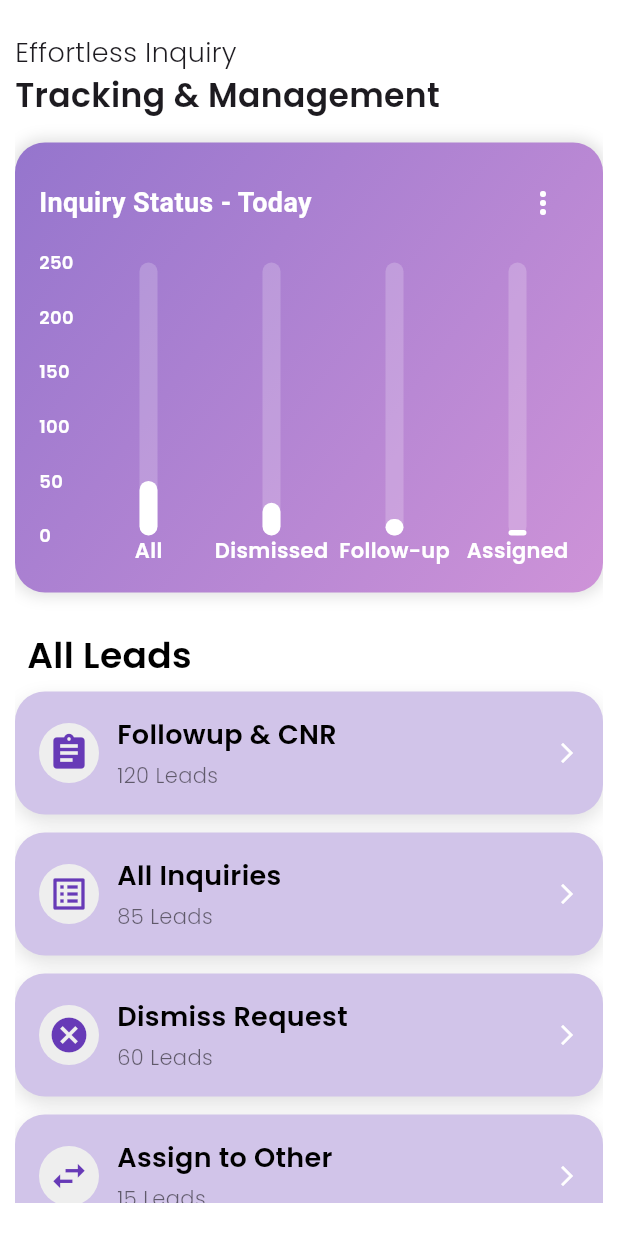
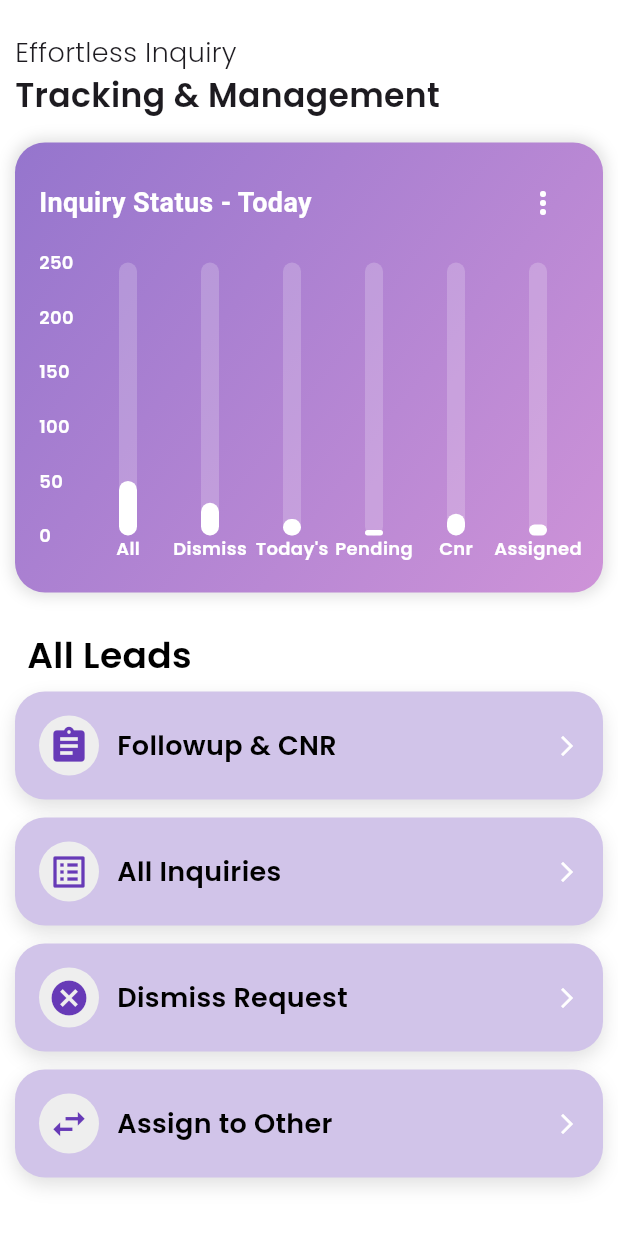
Before and after one commit to meet-shiyaniya/staff_lead_mgt, a Flutter app: the screen it shows after launch, on a phone screen of 412 x 824 dp. Run offline on Flutter 3.47's test engine with Material 3 defaults, Android fonts, the phone set to English and light mode, and no system bars; drawn by our look-alikes of auto_size_text, fl_chart; our stand-ins replace animate_do, dotted_border, dropdown_button2, emoji_picker_flutter, flutter_animate, flutter_chat_types and 11 more; missing offline and left inert: switcher_button.

Commit message:
inquiry management module added

```diff
--- a/lib/Inquiry_Management/test.dart
+++ b/lib/Inquiry_Management/test.dart
@@ -18,13 +18,13 @@ class _TestScreenState extends State<TestScreen> {
   int _selectedPeriod = 0;  // 0 - Today, 1 - Last 7 Days, 2 - Last Month, 3 - Yearly
   final GlobalKey _iconKey = GlobalKey();
   final List<List<double>> inquiryValuesByPeriod = [
-    [50, 30, 15, 5],  // Today
-    [220, 100, 80, 40], // Last 7 Days
-    [500, 200, 150, 100], // Last Month
-    [2000, 800, 600, 400], // Yearly
+    [50, 30, 15, 5,20,10],  // Today
+    [220, 100, 80, 40,10,20], // Last 7 Days
+    [500, 200, 150, 100,40,30], // Last Month
+    [2000, 800, 600, 400,200,30], // Yearly
   ];
 
-  final List<String> labels = ["All", "Dismissed", "Follow-up", "Assigned"];
+  final List<String> labels = ["All", "Dismiss", "Today's","Pending","Cnr", "Assigned"];
   // int _selectedPeriod = 0; // 0 - Today, 1 - Last 7 Days, 2 - Last Month, 3 - Yearly
   // final GlobalKey _iconKey = GlobalKey();
   //
@@ -162,6 +162,7 @@ class _TestScreenState extends State<TestScreen> {
                                             labels[value.toInt()],
                                             style: TextStyle(
                                               color: Colors.white,
+                                              fontSize: 12,
                                               fontFamily: "poppins_thin",
                                             ),
                                           );
@@ -238,26 +239,21 @@ class _TestScreenState extends State<TestScreen> {
                         CategoryCard(
                           icon: Icons.assignment,
                           title: 'Followup & CNR',
-                          amount: '120',
-                          isActive: true,
                         ),
                         SizedBox(height: 12),
                         CategoryCard(
                           icon: Icons.list_alt,
-                          title: 'All Inquiries',
-                          amount: '85',
+                          title: 'All Inquiries'
                         ),
                         SizedBox(height: 12),
                         CategoryCard(
                           icon: Icons.cancel,
                           title: 'Dismiss Request',
-                          amount: '60',
                         ),
                         SizedBox(height: 12),
                         CategoryCard(
                           icon: Icons.swap_horiz,
-                          title: 'Assign to Other',
-                          amount: '15',
+                          title: 'Assign to Other'
                         ),
                       ],
                     ),
@@ -445,15 +441,11 @@ class _TestScreenState extends State<TestScreen> {
 class CategoryCard extends StatelessWidget {
   final IconData icon;
   final String title;
-  final String amount;
-  final bool isActive;
 
   const CategoryCard({
     Key? key,
     required this.icon,
-    required this.title,
-    required this.amount,
-    this.isActive = false,
+    required this.title
   }) : super(key: key);
 
   @override
@@ -498,15 +490,7 @@ class CategoryCard extends StatelessWidget {
                       color:  Colors.black,
                     ),
                   ),
-                  SizedBox(height: 4),
-                  Text(
-                    '$amount Leads',
-                    style: TextStyle(
-                      fontSize: 14,
-                      fontFamily: "poppins_light",
-                      color:  Colors.black54,
-                    ),
-                  ),
+
                 ],
               ),
             ),
```
